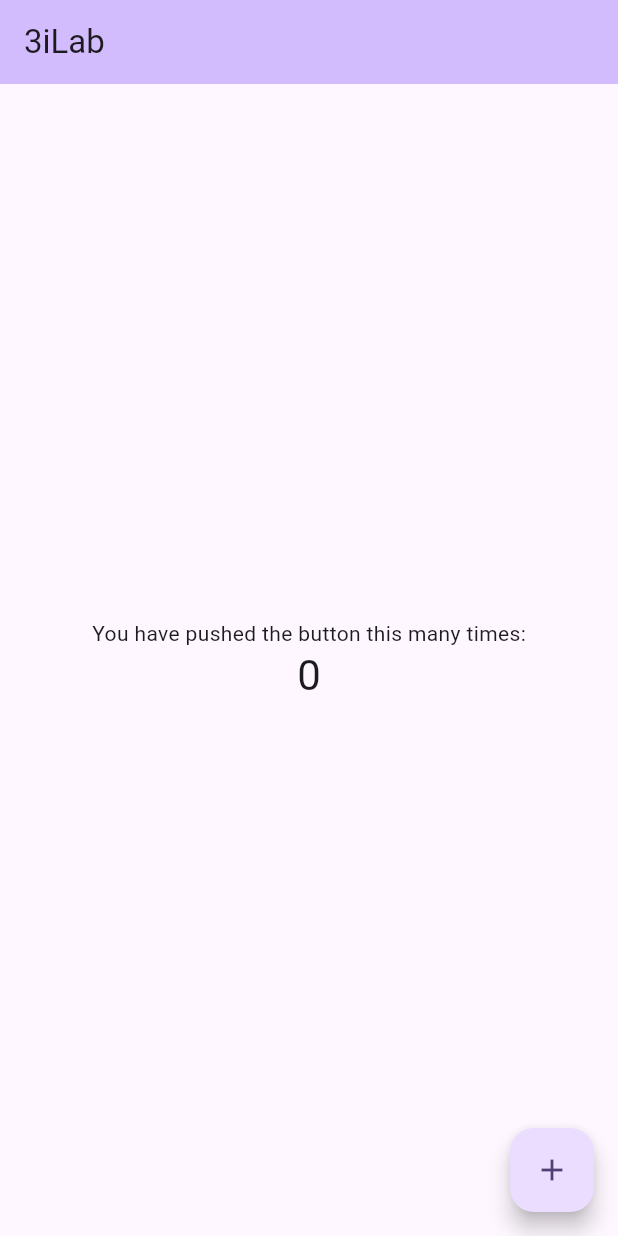
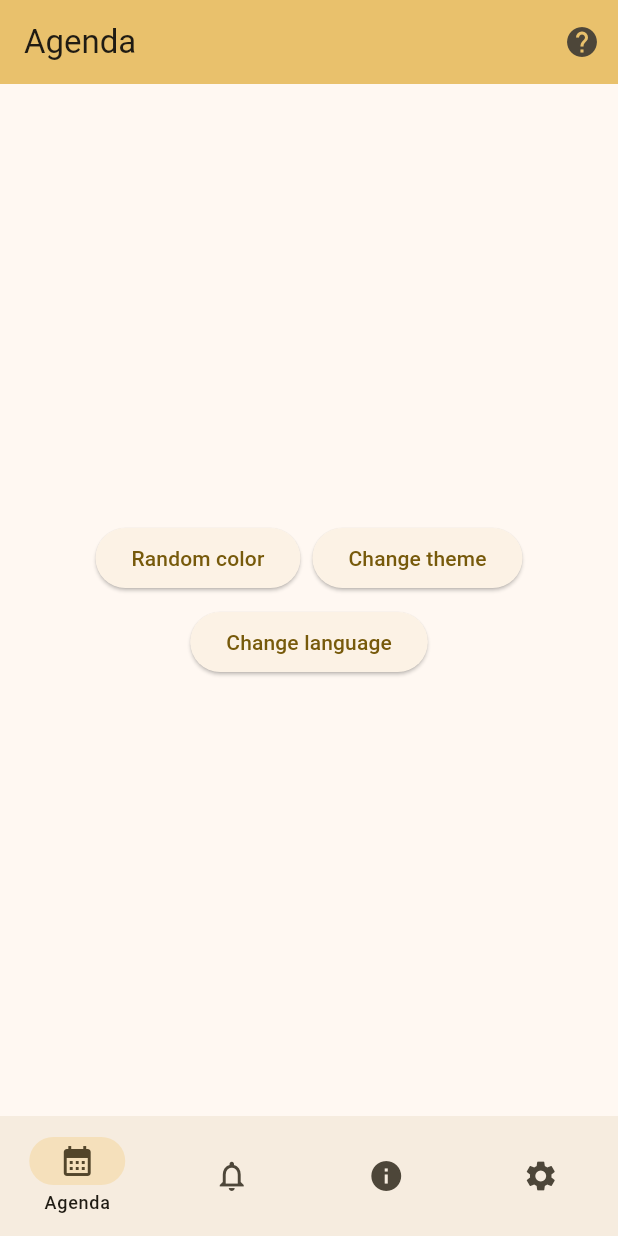
Before and after one commit to max16150/calendrier-super-swag, a Flutter app: the screen it shows after launch, on a phone screen of 412 x 824 dp. Run offline on Flutter 3.47's test engine with Material 3 defaults, Android fonts, the phone set to English and light mode, and no system bars; our stand-ins replace firebase_core, firebase_crashlytics, package_info_plus, shared_preferences, yaml; accounts and stored records are empty.

Commit message:
worked on app skeleton

```diff
--- /dev/null
+++ b/assets/translations/messages-en.yaml
@@ -0,0 +1,5 @@
+randomize_seed_color: "Random color"
+toggle_theme: "Change theme"
+toggle_language: "Change language"
+agenda: "Agenda"
+settings: "Settings"
--- /dev/null
+++ b/assets/translations/messages-fr.yaml
@@ -0,0 +1,5 @@
+randomize_seed_color: "Couleur aléatoire"
+toggle_theme: "Changer de thème"
+toggle_language: "Changer de langue"
+agenda: "Agenda"
+settings: "Paramètres"
--- a/lib/main.dart
+++ b/lib/main.dart
@@ -1,125 +1,88 @@
+import 'dart:async';
+
+import 'package:firebase_core/firebase_core.dart';
+import 'package:firebase_crashlytics/firebase_crashlytics.dart';
+import 'package:flutter/foundation.dart';
 import 'package:flutter/material.dart';
+import 'package:flutter_localizations/flutter_localizations.dart';
+import 'package:intl/intl.dart';
+import 'package:provider/provider.dart';
+import 'package:triilab/firebase_options.dart';
+import 'package:triilab/services/storage_service.dart';
+import 'package:triilab/services/translation_service.dart';
 
-void main() {
-  runApp(const MyApp());
+import 'providers/theme_provider.dart';
+import 'views/navigation.dart';
+
+void main() async {
+  // Encapsulate the entire app in a runZonedGuarded to catch any uncaught errors
+  runZonedGuarded(() async {
+    WidgetsFlutterBinding.ensureInitialized();
+
+    await Firebase.initializeApp(
+      options: DefaultFirebaseOptions.currentPlatform,
+    );
+
+    if (kDebugMode) {
+      await FirebaseCrashlytics.instance.setCrashlyticsCollectionEnabled(false);
+    } else {
+      await FirebaseCrashlytics.instance.setCrashlyticsCollectionEnabled(true);
+    }
+
+    FlutterError.onError = (errorDetails) {
+      FirebaseCrashlytics.instance.recordFlutterError(errorDetails);
+    };
+
+    PlatformDispatcher.instance.onError = (error, stack) {
+      FirebaseCrashlytics.instance.recordError(error, stack, fatal: true);
+      return true;
+    };
+
+    ThemeProvider themeProvider = await ThemeProvider.create();
+    Intl.defaultLocale = await StorageService().getLanguageCode();
+
+    runApp(
+      MultiProvider(
+        providers: [
+          ChangeNotifierProvider.value(value: themeProvider),
+          ChangeNotifierProvider(create: (context) => TranslationProvider()),
+        ],
+        child: const MyApp(),
+      ),
+    );
+  }, (error, stackTrace) async {
+    await FirebaseCrashlytics.instance.recordError(error, stackTrace);
+  });
 }
 
 class MyApp extends StatelessWidget {
   const MyApp({super.key});
 
-  // This widget is the root of your application.
   @override
   Widget build(BuildContext context) {
+    final themeProvider = Provider.of<ThemeProvider>(context);
+    Provider.of<TranslationProvider>(context);
+
+    print('Current locale: ${Intl.getCurrentLocale()}');
+
     return MaterialApp(
-      title: 'Flutter Demo',
+      title: '3iLab',
+      locale: Locale(Intl.getCurrentLocale()),
+      localizationsDelegates: const [
+        GlobalMaterialLocalizations.delegate,
+        GlobalWidgetsLocalizations.delegate,
+        GlobalCupertinoLocalizations.delegate,
+        TranslationService.delegate,
+      ],
+      supportedLocales: TranslationService.supportedLanguages,
       theme: ThemeData(
-        // This is the theme of your application.
-        //
-        // TRY THIS: Try running your application with "flutter run". You'll see
-        // the application has a purple toolbar. Then, without quitting the app,
-        // try changing the seedColor in the colorScheme below to Colors.green
-        // and then invoke "hot reload" (save your changes or press the "hot
-        // reload" button in a Flutter-supported IDE, or press "r" if you used
-        // the command line to start the app).
-        //
-        // Notice that the counter didn't reset back to zero; the application
-        // state is not lost during the reload. To reset the state, use hot
-        // restart instead.
-        //
-        // This works for code too, not just values: Most code changes can be
-        // tested with just a hot reload.
-        colorScheme: ColorScheme.fromSeed(seedColor: Colors.deepPurple),
-        useMaterial3: true,
+        colorScheme: ColorScheme.fromSeed(seedColor: themeProvider.seedColor, brightness: Brightness.light),
       ),
-      home: const MyHomePage(title: '3iLab'),
+      darkTheme: ThemeData(
+        colorScheme: ColorScheme.fromSeed(seedColor: themeProvider.seedColor, brightness: Brightness.dark),
+      ),
+      home: const Navigation(),
+      themeMode: themeProvider.themeMode,
     );
   }
 }
-
-class MyHomePage extends StatefulWidget {
-  const MyHomePage({super.key, required this.title});
-
-  // This widget is the home page of your application. It is stateful, meaning
-  // that it has a State object (defined below) that contains fields that affect
-  // how it looks.
-
-  // This class is the configuration for the state. It holds the values (in this
-  // case the title) provided by the parent (in this case the App widget) and
-  // used by the build method of the State. Fields in a Widget subclass are
-  // always marked "final".
-
-  final String title;
-
-  @override
-  State<MyHomePage> createState() => _MyHomePageState();
-}
-
-class _MyHomePageState extends State<MyHomePage> {
-  int _counter = 0;
-
-  void _incrementCounter() {
-    setState(() {
-      // This call to setState tells the Flutter framework that something has
-      // changed in this State, which causes it to rerun the build method below
-      // so that the display can reflect the updated values. If we changed
-      // _counter without calling setState(), then the build method would not be
-      // called again, and so nothing would appear to happen.
-      _counter++;
-    });
-  }
-
-  @override
-  Widget build(BuildContext context) {
-    // This method is rerun every time setState is called, for instance as done
-    // by the _incrementCounter method above.
-    //
-    // The Flutter framework has been optimized to make rerunning build methods
-    // fast, so that you can just rebuild anything that needs updating rather
-    // than having to individually change instances of widgets.
-    return Scaffold(
-      appBar: AppBar(
-        // TRY THIS: Try changing the color here to a specific color (to
-        // Colors.amber, perhaps?) and trigger a hot reload to see the AppBar
-        // change color while the other colors stay the same.
-        backgroundColor: Theme.of(context).colorScheme.inversePrimary,
-        // Here we take the value from the MyHomePage object that was created by
-        // the App.build method, and use it to set our appbar title.
-        title: Text(widget.title),
-      ),
-      body: Center(
-        // Center is a layout widget. It takes a single child and positions it
-        // in the middle of the parent.
-        child: Column(
-          // Column is also a layout widget. It takes a list of children and
-          // arranges them vertically. By default, it sizes itself to fit its
-          // children horizontally, and tries to be as tall as its parent.
-          //
-          // Column has various properties to control how it sizes itself and
-          // how it positions its children. Here we use mainAxisAlignment to
-          // center the children vertically; the main axis here is the vertical
-          // axis because Columns are vertical (the cross axis would be
-          // horizontal).
-          //
-          // TRY THIS: Invoke "debug painting" (choose the "Toggle Debug Paint"
-          // action in the IDE, or press "p" in the console), to see the
-          // wireframe for each widget.
-          mainAxisAlignment: MainAxisAlignment.center,
-          children: <Widget>[
-            const Text(
-              'You have pushed the button this many times:',
-            ),
-            Text(
-              '$_counter',
-              style: Theme.of(context).textTheme.headlineMedium,
-            ),
-          ],
-        ),
-      ),
-      floatingActionButton: FloatingActionButton(
-        onPressed: _incrementCounter,
-        tooltip: 'Increment',
-        child: const Icon(Icons.add),
-      ), // This trailing comma makes auto-formatting nicer for build methods.
-    );
-  }
-}
--- /dev/null
+++ b/lib/providers/theme_provider.dart
@@ -0,0 +1,41 @@
+import 'package:flutter/material.dart';
+import '../services/storage_service.dart';
+
+class ThemeProvider extends ChangeNotifier {
+  final StorageService _prefsService;
+  ThemeMode _themeMode;
+  Color _seedColor;
+
+  ThemeMode get themeMode => _themeMode;
+  Color get seedColor => _seedColor;
+
+  ThemeProvider._(this._themeMode, this._seedColor, this._prefsService);
+
+  static Future<ThemeProvider> create() async {
+    final prefsService = StorageService();
+    final themeMode = await prefsService.loadThemeMode();
+    final seedColor = await prefsService.loadSeedColor();
+    return ThemeProvider._(themeMode, seedColor, prefsService);
+  }
+
+  void toggleTheme() {
+    _themeMode = _themeMode == ThemeMode.dark ? ThemeMode.light : ThemeMode.dark;
+    _prefsService.saveThemeMode(_themeMode);
+    notifyListeners();
+  }
+
+  void randomizeSeedColor() {
+    _seedColor = Color((0xFF000000) + DateTime.now().millisecond * 0xFFFFFF ~/ 1000);
+    _prefsService.saveSeedColor(_seedColor);
+    notifyListeners();
+  }
+
+  Future<void> loadColors() async {
+    _themeMode = await _prefsService.loadThemeMode();
+    _seedColor = await _prefsService.loadSeedColor();
+    notifyListeners();
+  }
+}
+
+// Provider.of<ThemeProvider>(context, listen: false).toggleTheme();
+// Provider.of<ThemeProvider>(context, listen: false).randomizeSeedColor();
--- /dev/null
+++ b/lib/services/storage_service.dart
@@ -0,0 +1,35 @@
+import 'package:shared_preferences/shared_preferences.dart';
+import 'package:flutter/material.dart';
+
+class StorageService {
+  Future<void> saveThemeMode(ThemeMode themeMode) async {
+    final prefs = await SharedPreferences.getInstance();
+    prefs.setBool('isDarkMode', themeMode == ThemeMode.dark);
+  }
+
+  Future<ThemeMode> loadThemeMode() async {
+    final prefs = await SharedPreferences.getInstance();
+    final isDarkMode = prefs.getBool('isDarkMode') ?? false;
+    return isDarkMode ? ThemeMode.dark : ThemeMode.light;
+  }
+
+  Future<void> saveSeedColor(Color color) async {
+    final prefs = await SharedPreferences.getInstance();
+    prefs.setInt('seedColor', color.value);
+  }
+
+  Future<Color> loadSeedColor() async {
+    final prefs = await SharedPreferences.getInstance();
+    return Color(prefs.getInt('seedColor') ?? Colors.amber.value);
+  }
+
+  Future<void> saveLanguageCode(String languageCode) async {
+    final prefs = await SharedPreferences.getInstance();
+    prefs.setString('languageCode', languageCode);
+  }
+
+  Future<String?> getLanguageCode() async {
+    final prefs = await SharedPreferences.getInstance();
+    return prefs.getString('languageCode');
+  }
+}
--- /dev/null
+++ b/lib/services/translation_service.dart
@@ -0,0 +1,52 @@
+import 'package:flutter/material.dart';
+import 'package:flutter/services.dart';
+import 'package:intl/intl.dart';
+import 'package:provider/provider.dart';
+import 'package:triilab/services/storage_service.dart';
+import 'package:yaml/yaml.dart';
+
+class TranslationService {
+  YamlMap _translations = YamlMap();
+
+  static const LocalizationsDelegate<TranslationService> delegate = TranslationDelegate();
+
+  static const Iterable<Locale> supportedLanguages = [
+    Locale('en'),
+    Locale('fr'),
+  ];
+
+  String translate(String key) {
+    return _translations[key] ?? key;
+  }
+
+  Future<void> load(String languageCode) async {
+    final translations = await rootBundle.loadString('assets/translations/messages-$languageCode.yaml');
+    _translations = loadYaml(translations);
+    StorageService().saveLanguageCode(languageCode);
+  }
+}
+
+class TranslationDelegate extends LocalizationsDelegate<TranslationService> {
+  const TranslationDelegate();
+
+  @override
+  bool isSupported(Locale locale) {
+    return TranslationService.supportedLanguages.contains(locale);
+  }
+
+  @override
+  Future<TranslationService> load(Locale locale) async {
+    return TranslationService()..load(locale.languageCode);
+  }
+
+  @override
+  bool shouldReload(TranslationDelegate old) => false;
+}
+
+class TranslationProvider extends ChangeNotifier {
+  void update() {
+    notifyListeners();
+  }
+
+  TranslationProvider();
+}
--- /dev/null
+++ b/lib/views/agenda/agenda.dart
@@ -0,0 +1,53 @@
+import 'package:flutter/material.dart';
+import 'package:intl/intl.dart';
+import 'package:provider/provider.dart';
+import 'package:triilab/extension.dart';
+import 'package:triilab/providers/theme_provider.dart';
+
+class Agenda extends StatelessWidget {
+  const Agenda({super.key});
+
+  @override
+  Widget build(BuildContext context) {
+    return Scaffold(
+      body: Center(
+        child: Column(
+          mainAxisAlignment: MainAxisAlignment.center,
+          children: <Widget>[
+            Wrap(
+              alignment: WrapAlignment.center,
+              runSpacing: 8.0,
+              spacing: 8.0,
+              children: [
+                ElevatedButton(
+                  onPressed: () {
+                    Provider.of<ThemeProvider>(context, listen: false).randomizeSeedColor();
+                  },
+                  child: Text(context.tr('randomize_seed_color')),
+                ),
+                ElevatedButton(
+                  onPressed: () {
+                    Provider.of<ThemeProvider>(context, listen: false).toggleTheme();
+                  },
+                  child: Text(context.tr('toggle_theme')),
+                ),
+                ElevatedButton(
+                  onPressed: () {
+                    if (Intl.getCurrentLocale() != 'fr') {
+                      debugPrint('--> Traduction francaise');
+                      context.changeLocale(const Locale('fr'));
+                    } else {
+                      debugPrint('--> Traduction anglaise');
+                      context.changeLocale(const Locale('en'));
+                    }
+                  },
+                  child: Text(context.tr('toggle_language')),
+                ),
+              ],
+            ),
+          ],
+        ),
+      ),
+    );
+  }
+}
--- /dev/null
+++ b/lib/views/navigation.dart
@@ -0,0 +1,106 @@
+import 'package:flutter/material.dart';
+import 'package:triilab/extension.dart';
+import 'package:triilab/views/agenda/agenda.dart';
+import 'package:triilab/views/informations/informations.dart';
+import 'package:triilab/views/notifications/notifications.dart';
+import 'package:triilab/views/settings/settings.dart';
+
+class Navigation extends StatefulWidget {
+  const Navigation({super.key});
+
+  @override
+  State<Navigation> createState() => _NavigationState();
+}
+
+class _NavigationState extends State<Navigation> {
+  int _currentIndex = 0;
+  final PageController _pageController = PageController();
+
+  final pagesAndTitles = {
+    'Agenda': const Agenda(),
+    'Notifications': const Notifications(),
+    'Informations': const Informations(),
+    'Settings': const Settings(),
+  };
+
+  @override
+  void dispose() {
+    _pageController.dispose();
+    super.dispose();
+  }
+
+  void _onItemTapped(int index) {
+    setState(() {
+      _currentIndex = index;
+    });
+  }
+
+  @override
+  Widget build(BuildContext context) {
+    return Scaffold(
+      appBar: AppBar(
+        backgroundColor: Theme.of(context).colorScheme.inversePrimary,
+        actions: [
+          IconButton(
+            onPressed: () {},
+            icon: const Icon(Icons.help),
+          ),
+        ],
+        title: AnimatedSwitcher(
+          duration: const Duration(milliseconds: 150),
+          switchInCurve: Curves.easeIn,
+          switchOutCurve: Curves.easeOut,
+          transitionBuilder: (Widget child, Animation<double> animation) {
+            return FadeTransition(opacity: animation, child: child);
+          },
+          child: Row(
+            key: ValueKey<String>(pagesAndTitles.keys.elementAt(_currentIndex)),
+            children: [
+              Expanded(
+                child: Text(
+                  pagesAndTitles.keys.elementAt(_currentIndex),
+                ),
+              ),
+            ],
+          ),
+        ),
+      ),
+      body: AnimatedSwitcher(
+        duration: const Duration(milliseconds: 150),
+        switchInCurve: Curves.easeIn,
+        switchOutCurve: Curves.easeOut,
+        transitionBuilder: (Widget child, Animation<double> animation) {
+          return FadeTransition(opacity: animation, child: child);
+        },
+        child: pagesAndTitles.values.elementAt(_currentIndex),
+      ),
+      bottomNavigationBar: NavigationBar(
+        labelBehavior: NavigationDestinationLabelBehavior.onlyShowSelected,
+        selectedIndex: _currentIndex,
+        onDestinationSelected: _onItemTapped,
+        destinations: <Widget>[
+          const NavigationDestination(
+            selectedIcon: Icon(Icons.calendar_month),
+            icon: Icon(Icons.calendar_month),
+            label: 'Agenda',
+          ),
+          const NavigationDestination(
+            selectedIcon: Icon(Icons.notifications_none),
+            icon: Icon(Icons.notifications_none),
+            label: 'Notifications',
+          ),
+          const NavigationDestination(
+            selectedIcon: Icon(Icons.info),
+            icon: Icon(Icons.info),
+            label: 'Informations',
+          ),
+          NavigationDestination(
+            selectedIcon: const Icon(Icons.settings),
+            icon: const Icon(Icons.settings),
+            label: context.tr('settings'),
+          ),
+        ],
+      ),
+    );
+  }
+}
```
Also changed, not shown: lib/extension.dart (added, +20 -0 lines), lib/services/api_service.dart (added, +22 -0 lines), lib/services/update_service.dart (added, +27 -0 lines), lib/views/informations/informations.dart (added, +10 -0 lines), lib/views/notifications/notifications.dart (added, +19 -0 lines), lib/views/settings/settings.dart (added, +11 -0 lines), pubspec.yaml (+19 -12 lines), lib/firebase_options.dart (added), packages/lab_3il/pubspec.yaml (added), pubspec.lock, 10 other files.
